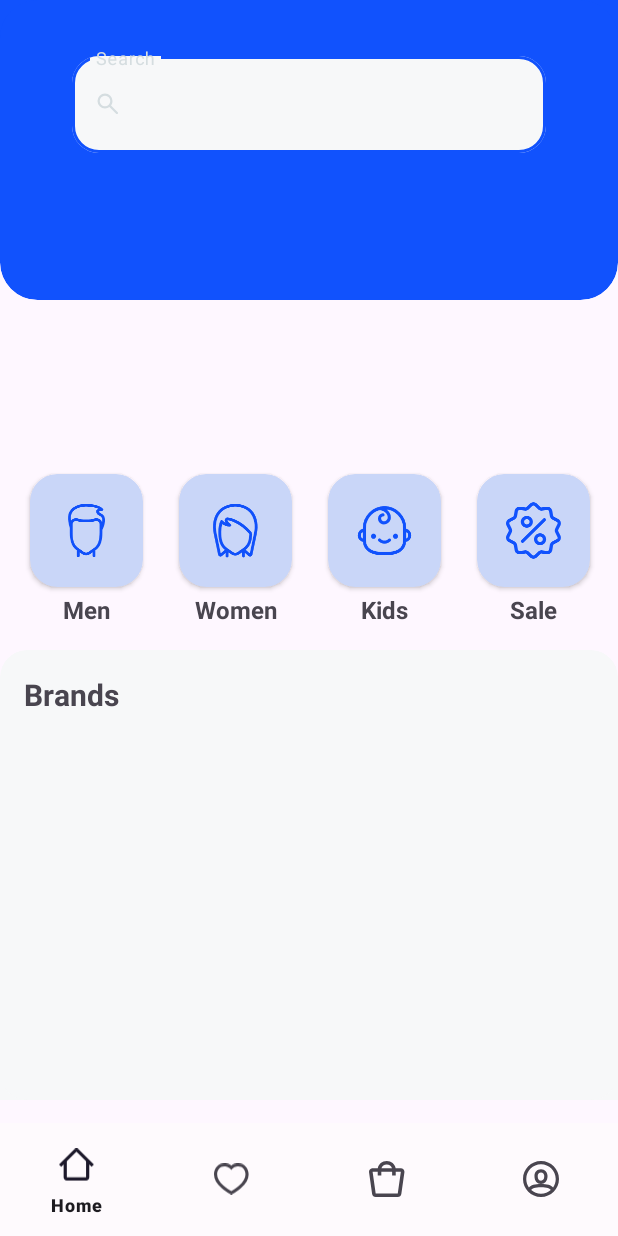
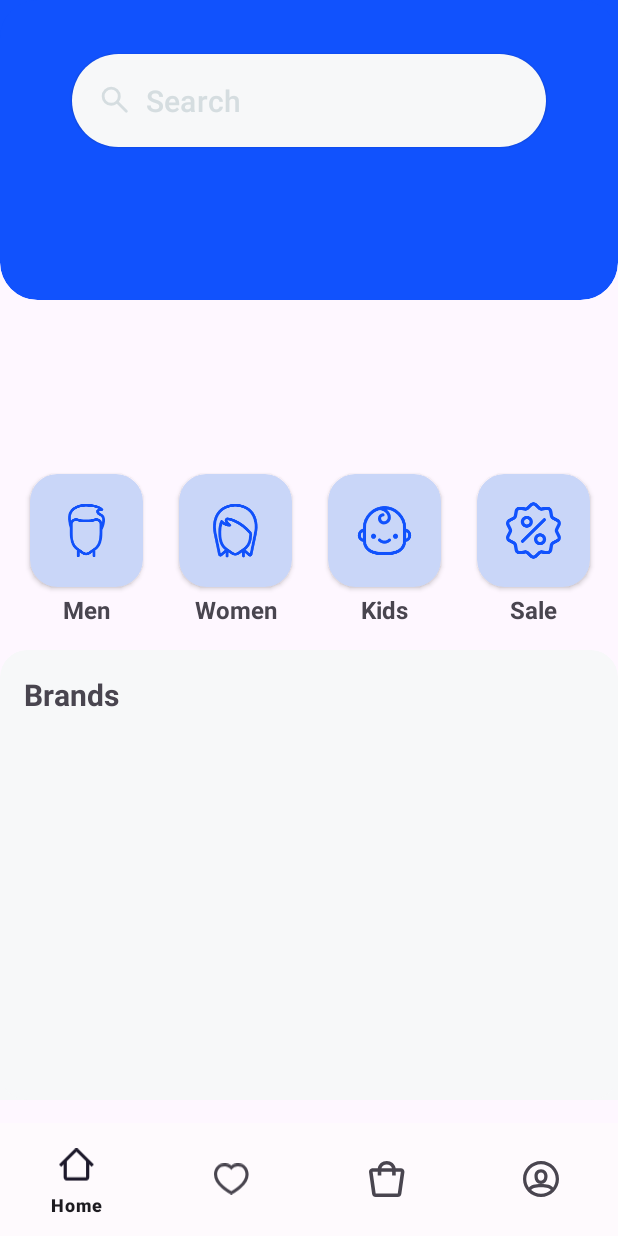
Before and after one commit to Mahmoud-ism96/E-commerce, an Android app: the HomeFragment screen opened directly, with no data from a screen before it, on a phone screen of 412 x 824 dp. Run offline under Robolectric (Android 15) with nearby library versions, the phone set to English and light mode, and no system bars; our stand-ins replace navigation-ui.

Commit message:
update HomeFragment

```diff
--- a/app/src/main/res/layout/fragment_home.xml
+++ b/app/src/main/res/layout/fragment_home.xml
@@ -41,33 +41,56 @@
                     android:layout_width="match_parent"
                     android:layout_height="match_parent">
 
-                    <com.google.android.material.textfield.TextInputLayout
-                        android:id="@+id/textField"
+                    <Button
+                        style="@style/Widget.Material3.Button.ElevatedButton.Icon"
+                        app:layout_constraintEnd_toEndOf="parent"
+                        app:layout_constraintStart_toStartOf="parent"
+                        app:layout_constraintTop_toTopOf="parent"
                         android:layout_width="0dp"
                         android:layout_height="70dp"
                         android:layout_marginStart="48dp"
                         android:layout_marginTop="32dp"
                         android:layout_marginEnd="48dp"
-                        android:hint="Search"
-                        android:textColorHint="@color/grey"
-                        app:boxBackgroundColor="@color/light_grey"
-                        app:boxCornerRadiusBottomEnd="18dp"
-                        app:boxCornerRadiusBottomStart="18dp"
-                        app:boxCornerRadiusTopEnd="18dp"
-                        app:boxCornerRadiusTopStart="18dp"
-                        app:boxStrokeWidth="1dp"
-                        app:hintTextColor="@color/grey"
-                        app:layout_constraintEnd_toEndOf="parent"
-                        app:layout_constraintStart_toStartOf="parent"
-                        app:layout_constraintTop_toTopOf="parent"
-                        app:startIconDrawable="@drawable/search"
-                        app:startIconTint="@color/grey">
+                        android:textAlignment="textStart"
+                        android:text="Search"
+                        android:textSize="20sp"
+                        app:iconSize="25dp"
+                        android:elevation="2dp"
+                        android:textColor="@color/grey"
+                        app:iconTint="@color/grey"
+                        app:backgroundTint="@color/light_grey"
+                        app:icon="@drawable/search"
+                    />
 
-                        <com.google.android.material.textfield.TextInputEditText
-                            android:id="@+id/tf_Search"
-                            android:layout_width="match_parent"
-                            android:layout_height="match_parent" />
-                    </com.google.android.material.textfield.TextInputLayout>
+<!--                    <com.google.android.material.textfield.TextInputLayout-->
+<!--                        android:id="@+id/textField"-->
+<!--                        android:layout_width="0dp"-->
+<!--                        android:layout_height="70dp"-->
+<!--                        android:layout_marginStart="48dp"-->
+<!--                        android:layout_marginTop="32dp"-->
+<!--                        android:layout_marginEnd="48dp"-->
+<!--                        android:hint="Search"-->
+<!--                        android:textColorHint="@color/grey"-->
+<!--                        app:boxBackgroundColor="@color/light_grey"-->
+<!--                        app:boxCornerRadiusBottomEnd="18dp"-->
+<!--                        app:boxCornerRadiusBottomStart="18dp"-->
+<!--                        app:boxCornerRadiusTopEnd="18dp"-->
+<!--                        app:boxCornerRadiusTopStart="18dp"-->
+<!--                        app:boxStrokeWidth="1dp"-->
+<!--                        app:hintTextColor="@color/grey"-->
+<!--                        app:layout_constraintEnd_toEndOf="parent"-->
+<!--                        app:layout_constraintStart_toStartOf="parent"-->
+<!--                        app:layout_constraintTop_toTopOf="parent"-->
+<!--                        app:startIconDrawable="@drawable/search"-->
+<!--                        android:focusable="false"-->
+<!--                        android:clickable="true"-->
+<!--                        app:startIconTint="@color/grey">-->
+
+<!--                        <com.google.android.material.textfield.TextInputEditText-->
+<!--                            android:id="@+id/tf_Search"-->
+<!--                            android:layout_width="match_parent"-->
+<!--                            android:layout_height="match_parent" />-->
+<!--                    </com.google.android.material.textfield.TextInputLayout>-->
 
 <!--                    <androidx.coordinatorlayout.widget.CoordinatorLayout-->
 <!--                        android:layout_width="0dp"-->
```
Also changed, not shown: app/src/main/res/layout/product_list_item.xml (+20 -11 lines).
